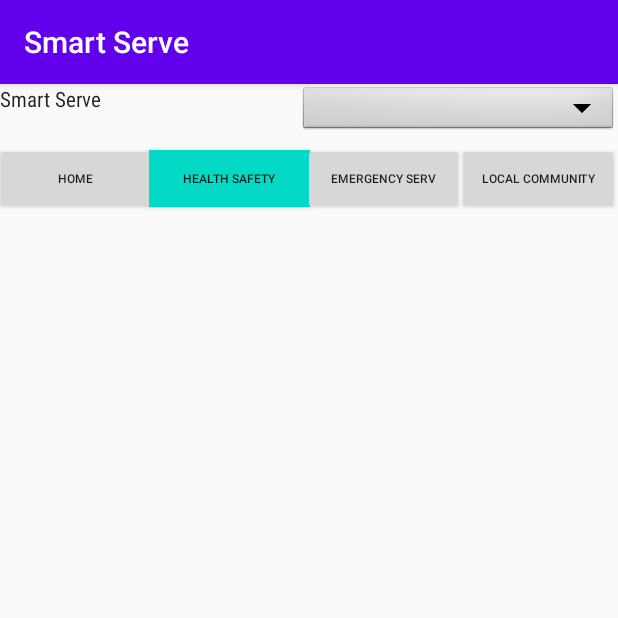
After one commit to KarthikeyanMaka/AtYourServiceMobile, an Android app: the Emergency screen opened directly, with no data from a screen before it, on a phone screen of 412 x 824 dp, the top half of it. The commit adds this screen. Run offline under Robolectric (Android 15) with nearby library versions, the phone set to English and light mode, and no system bars.

Commit message:
Added new pages

```diff
--- /dev/null
+++ b/app/src/main/java/com/example/atyourservice/Emergency.java
@@ -0,0 +1,35 @@
+package com.example.atyourservice;
+
+import androidx.appcompat.app.AppCompatActivity;
+
+import android.content.Intent;
+import android.os.Bundle;
+import android.view.View;
+
+public class Emergency extends AppCompatActivity {
+
+    @Override
+    protected void onCreate(Bundle savedInstanceState) {
+        super.onCreate(savedInstanceState);
+        setContentView(R.layout.activity_emergency);
+    }
+    public void GotoHome(View v)
+    {
+        Intent intent = new Intent(this, HomeActivity.class);
+        startActivity(intent);
+    }
+    public void GotoHealth(View v)
+    {
+        Intent intent = new Intent(this, MainActivity.class);
+        startActivity(intent);
+    }
+    public void GotoEmer(View v)
+    {
+
+    }
+    public void GotoLocal(View v)
+    {
+        Intent intent = new Intent(this, Local.class);
+        startActivity(intent);
+    }
+}
--- /dev/null
+++ b/app/src/main/res/layout/activity_emergency.xml
@@ -0,0 +1,42 @@
+<?xml version="1.0" encoding="utf-8"?>
+<ScrollView xmlns:android="http://schemas.android.com/apk/res/android"
+    xmlns:app="http://schemas.android.com/apk/res-auto"
+    xmlns:tools="http://schemas.android.com/tools"
+    android:id="@+id/Scroll1"
+    android:layout_width="match_parent"
+    android:layout_height="wrap_content">
+
+    <LinearLayout
+        android:id="@+id/Linear1"
+        android:layout_width="match_parent"
+        android:layout_height="wrap_content"
+        android:orientation="vertical">
+        <TableRow
+            android:layout_width="match_parent"
+            android:layout_height="39dp">
+
+            <TextView
+                android:id="@+id/appName"
+                android:layout_width="wrap_content"
+                android:layout_height="31dp"
+                android:layout_weight="1"
+                android:fontFamily="sans-serif-condensed"
+                android:text="@string/app_name"
+                android:textAppearance="@style/TextAppearance.AppCompat.Body1" />
+
+            <Spinner
+                android:id="@+id/spinner1"
+                android:layout_width="wrap_content"
+                android:layout_height="35dp"
+                android:layout_gravity="end"
+                android:layout_marginTop="25dp"
+                android:layout_weight="1"
+                android:background="@android:drawable/btn_dropdown"
+                android:spinnerMode="dropdown" />
+        </TableRow>
+
+        <include layout="@layout/top_menu" />
+
+    </LinearLayout>
+
+</ScrollView>
--- a/app/src/main/res/layout/top_menu.xml
+++ b/app/src/main/res/layout/top_menu.xml
@@ -17,7 +17,8 @@
             android:layout_marginRight="-1dp"
             android:layout_weight="0.1"
             android:text="@string/app_Home"
-            android:textSize="8sp" />
+            android:textSize="8sp"
+            android:onClick="GotoHome"/>
 
         <Button
             android:id="@+id/btn_places"
@@ -28,7 +29,8 @@
             android:layout_weight="0.1"
             android:background="@color/colorAccent"
             android:text="@string/app_Health"
-            android:textSize="8sp" />
+            android:textSize="8sp"
+            android:onClick="GotoHealth"/>
 
         <Button
             android:id="@+id/btn_events"
@@ -38,7 +40,8 @@
             android:layout_marginRight="-1dp"
             android:layout_weight="0.1"
             android:text="@string/app_Emer"
-            android:textSize="8sp" />
+            android:textSize="8sp"
+            android:onClick="GotoEmer"/>/>
 
         <Button
             android:id="@+id/btn_about"
@@ -49,7 +52,8 @@
             android:layout_weight="0.1"
             android:clickable="true"
             android:text="@string/app_Local"
-            android:textSize="8sp" />
+            android:textSize="8sp"
+            android:onClick="GotoLocal"/>/>
     </TableRow>
 
 </FrameLayout>
```
Also changed, not shown: app/src/main/AndroidManifest.xml (+10 -7 lines), app/src/main/java/com/example/atyourservice/HomeActivity.java (added, +35 -0 lines), app/src/main/java/com/example/atyourservice/Local.java (added, +35 -0 lines), app/src/main/java/com/example/atyourservice/MainActivity.java (+19 -0 lines), app/src/main/res/layout/activity_home.xml (added, +42 -0 lines), app/src/main/res/layout/activity_local.xml (added, +42 -0 lines), 1 other file.
